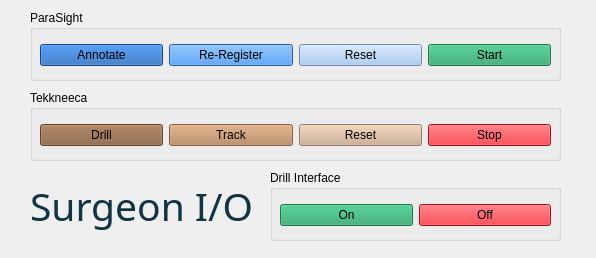
Old version of the form src/rviz2-panel/resource/push_button.ui in the repository team-paradocs/tekkneeca.
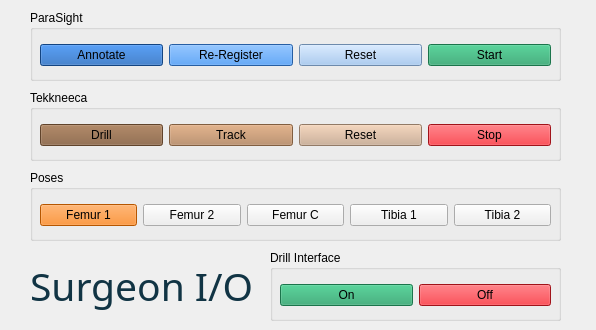
New version of the form.

Commit message: feat: handle multiple poses on planning + UI end

Diff of the .ui file:
```diff
--- a/src/rviz2-panel/resource/push_button.ui
+++ b/src/rviz2-panel/resource/push_button.ui
@@ -7,7 +7,7 @@
     <x>0</x>
     <y>0</y>
     <width>596</width>
-    <height>258</height>
+    <height>330</height>
    </rect>
   </property>
   <property name="windowTitle">
@@ -150,7 +150,7 @@
    <property name="geometry">
     <rect>
      <x>270</x>
-     <y>170</y>
+     <y>250</y>
      <width>291</width>
      <height>71</height>
     </rect>
@@ -195,7 +195,7 @@
    <property name="geometry">
     <rect>
      <x>30</x>
-     <y>180</y>
+     <y>260</y>
      <width>231</width>
      <height>51</height>
     </rect>
@@ -218,6 +218,81 @@
     <string>Surgeon I/O</string>
    </property>
   </widget>
+  <widget class="QGroupBox" name="groupBox2_3">
+   <property name="geometry">
+    <rect>
+     <x>30</x>
+     <y>170</y>
+     <width>531</width>
+     <height>71</height>
+    </rect>
+   </property>
+   <property name="title">
+    <string>Poses</string>
+   </property>
+   <widget class="QWidget" name="layoutWidget_8">
+    <property name="geometry">
+     <rect>
+      <x>10</x>
+      <y>20</y>
+      <width>511</width>
+      <height>51</height>
+     </rect>
+    </property>
+    <layout class="QHBoxLayout" name="verticalLayout_7">
+     <item>
+      <widget class="QPushButton" name="pushButton0_4">
+       <property name="styleSheet">
+        <string notr="true">background-color: rgb(255, 120, 0);</string>
+       </property>
+       <property name="text">
+        <string>Femur 1</string>
+       </property>
+      </widget>
+     </item>
+     <item>
+      <widget class="QPushButton" name="pushButton1_4">
+       <property name="styleSheet">
+        <string notr="true"/>
+       </property>
+       <property name="text">
+        <string>Femur 2</string>
+       </property>
+      </widget>
+     </item>
+     <item>
+      <widget class="QPushButton" name="pushButton2_4">
+       <property name="styleSheet">
+        <string notr="true"/>
+       </property>
+       <property name="text">
+        <string>Femur C</string>
+       </property>
+      </widget>
+     </item>
+     <item>
+      <widget class="QPushButton" name="pushButton3_4">
+       <property name="styleSheet">
+        <string notr="true"/>
+       </property>
+       <property name="text">
+        <string>Tibia 1</string>
+       </property>
+      </widget>
+     </item>
+     <item>
+      <widget class="QPushButton" name="pushButton4_4">
+       <property name="styleSheet">
+        <string notr="true"/>
+       </property>
+       <property name="text">
+        <string>Tibia 2</string>
+       </property>
+      </widget>
+     </item>
+    </layout>
+   </widget>
+  </widget>
  </widget>
  <resources/>
  <connections/>
```
The commit also changes 4 other files.
